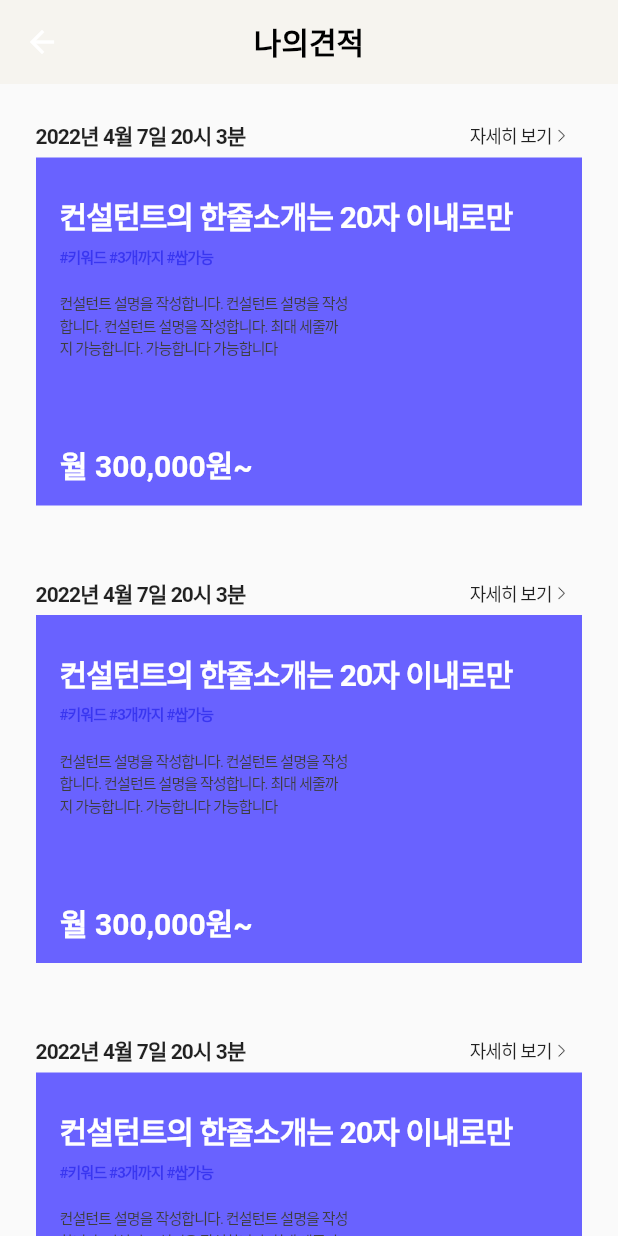
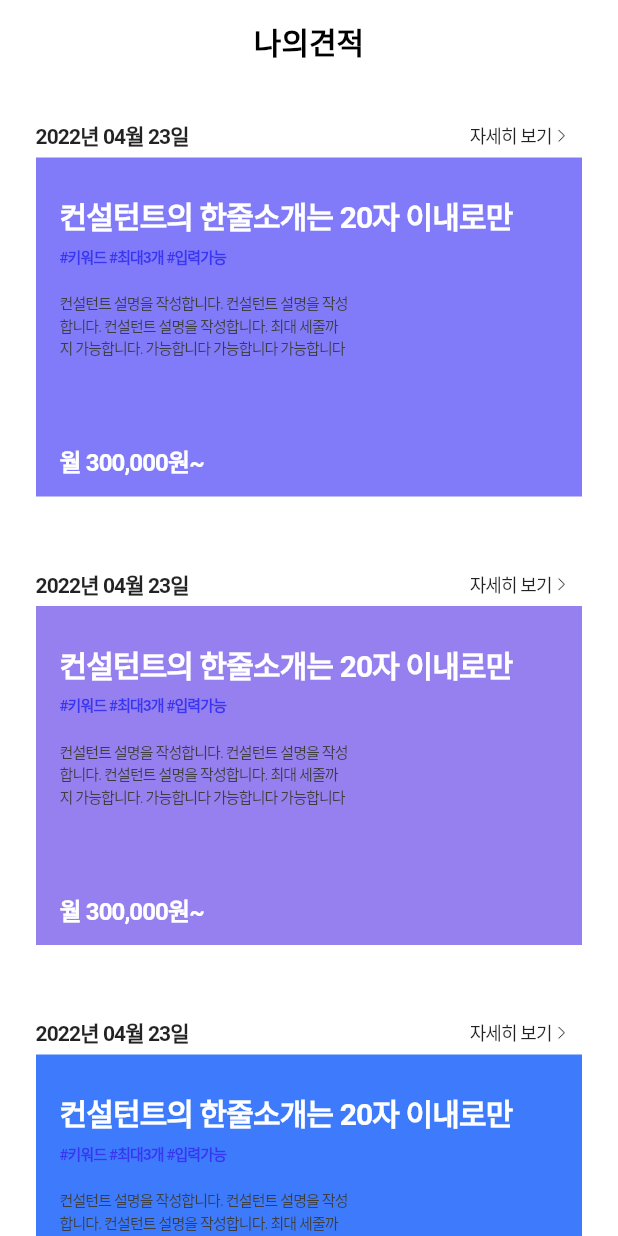
Before and after one commit to sayole/JobDoc, a Flutter app: the proposal_list screen opened directly, on a phone screen of 412 x 824 dp. Run offline on Flutter 3.47's test engine with Material 2 defaults, Android fonts, the light colour scheme and no system bars; our stand-ins replace firebase_auth, firebase_core, google_sign_in; accounts and stored records are empty; Roboto replaces fonts that are missing (Pretendard).

Commit message:
for tutor

```diff
--- a/lib/main.dart
+++ b/lib/main.dart
@@ -2,6 +2,7 @@ import 'package:firebase_core/firebase_core.dart';
 import 'package:flutter/material.dart';
 import 'package:job_doc/pages/main_home.dart';
 import 'package:job_doc/pages/proposal/consultant_detail.dart';
+import 'package:job_doc/pages/proposal/proposal_list.dart';
 import 'package:job_doc/palette.dart';
 import 'package:job_doc/services/auth_service.dart';
 import 'package:provider/provider.dart';
@@ -31,8 +32,9 @@ class MyApp extends StatelessWidget {
         appBarTheme: const AppBarTheme(backgroundColor: Palette.background),
         fontFamily: 'Pretendard',
         primaryColor: Palette.background,
+        scaffoldBackgroundColor: Colors.white,
       ),
-      home: contact_info(),
+      home: proposal_list(),
     );
   }
 }
--- a/lib/pages/proposal/consultant_detail.dart
+++ b/lib/pages/proposal/consultant_detail.dart
@@ -82,6 +82,30 @@ class consultant_detail extends StatelessWidget {
                       letterSpacing: -0.6,
                     ),
                   ),
+                  SizedBox(height: 12),
+                  Container(
+                    height: 30,
+                    child: ListView.builder(
+                      // physics: NeverScrollableScrollPhysics(),
+                      shrinkWrap: true,
+                      scrollDirection: Axis.horizontal,
+                      itemCount: 5,
+                      itemBuilder: (BuildContext context, int index) {
+                        return Padding(
+                          padding: const EdgeInsets.only(
+                            right: 8,
+                          ),
+                          child: ClipOval(
+                            child: Container(
+                              height: 30,
+                              width: 30,
+                              color: Colors.red,
+                            ),
+                          ),
+                        );
+                      },
+                    ),
+                  ),
                   // 여기에 이미지를 넣어야함.
                   SizedBox(height: 40),
                   Text(
@@ -136,6 +160,7 @@ class consultant_detail extends StatelessWidget {
                     style: TextStyle(
                       fontSize: 10,
                       letterSpacing: -0.6,
+                      color: Color(0xFFF3D3D3D),
                     ),
                   ),
                   SizedBox(height: 16),
@@ -224,6 +249,10 @@ class consultant_detail extends StatelessWidget {
             bottom: MediaQuery.of(context).size.height * 0.05,
             left: 0,
             right: 0,
+            child: Container(
+              decoration: BoxDecoration(
+                color: Colors.white,
+              ),
               child: Padding(
                 padding: const EdgeInsets.all(24.0),
                 child: Container(
@@ -246,6 +275,7 @@ class consultant_detail extends StatelessWidget {
                 ),
               ),
             ),
+          ),
         ],
       ),
     );
--- a/lib/pages/proposal/contact_info.dart
+++ b/lib/pages/proposal/contact_info.dart
@@ -8,6 +8,7 @@ class contact_info extends StatelessWidget {
     return Scaffold(
       appBar: AppBar(
         centerTitle: true,
+        backgroundColor: Colors.white,
         title: Text(
           "컨설턴트 닉네임",
           style: TextStyle(
--- a/lib/pages/proposal/proposal_list.dart
+++ b/lib/pages/proposal/proposal_list.dart
@@ -1,10 +1,60 @@
 import 'package:flutter/material.dart';
 
 class proposal_list extends StatelessWidget {
-  const proposal_list({Key? key}) : super(key: key);
+  proposal_list({Key? key}) : super(key: key);
+
+  List card_colors = [
+    0xFFF817BFA,
+    0xFFF9680EF,
+    0xFFF3D7BFC,
+    0xFFF63BEBE,
+    0xFFF71A5DE,
+    0xFFF71A5DE,
+    0xFFFB967E0,
+    0xFFF89A4E1,
+    0xFFF37ABEC,
+    0xFFFD790D4,
+    0xFFF246DB0,
+  ];
+
+  List card_list = [
+    {
+      "card_date": "2022년 04월 23일",
+      "card_title": "컨설턴트의 한줄소개는 20자 이내로만",
+      "card_tag": "#키워드 #최대3개 #입력가능",
+      "card_text":
+          "컨설턴트 설명을 작성합니다. 컨설턴트 설명을 작성합니다. 컨설턴트 설명을 작성합니다. 최대 세줄까지 가능합니다. 가능합니다 가능합니다 가능합니다",
+      "card_amount": "월 300,000원~"
+    },
+    {
+      "card_date": "2022년 04월 23일",
+      "card_title": "컨설턴트의 한줄소개는 20자 이내로만",
+      "card_tag": "#키워드 #최대3개 #입력가능",
+      "card_text":
+          "컨설턴트 설명을 작성합니다. 컨설턴트 설명을 작성합니다. 컨설턴트 설명을 작성합니다. 최대 세줄까지 가능합니다. 가능합니다 가능합니다 가능합니다",
+      "card_amount": "월 300,000원~",
+    },
+    {
+      "card_date": "2022년 04월 23일",
+      "card_title": "컨설턴트의 한줄소개는 20자 이내로만",
+      "card_tag": "#키워드 #최대3개 #입력가능",
+      "card_text":
+          "컨설턴트 설명을 작성합니다. 컨설턴트 설명을 작성합니다. 컨설턴트 설명을 작성합니다. 최대 세줄까지 가능합니다. 가능합니다 가능합니다 가능합니다",
+      "card_amount": "월 300,000원~",
+    },
+    {
+      "card_date": "2022년 04월 23일",
+      "card_title": "컨설턴트의 한줄소개는 20자 이내로만",
+      "card_tag": "#키워드 #최대3개 #입력가능",
+      "card_text":
+          "컨설턴트 설명을 작성합니다. 컨설턴트 설명을 작성합니다. 컨설턴트 설명을 작성합니다. 최대 세줄까지 가능합니다. 가능합니다 가능합니다 가능합니다",
+      "card_amount": "월 300,000원~",
+    },
+  ];
 
   @override
   Widget build(BuildContext context) {
+    print(card_list[0]);
     return Scaffold(
       appBar: AppBar(
         centerTitle: true,
@@ -18,9 +68,19 @@ class proposal_list extends StatelessWidget {
         elevation: 0,
       ),
       body: ListView.builder(
-        itemCount: 3,
+        itemCount: card_list.length,
         itemBuilder: (BuildContext context, int index) {
-          return proposal_card();
+          return proposal_card(
+            card_list[index]["card_date"],
+            card_list[index]["card_title"],
+            card_list[index]["card_tag"],
+            card_list[index]["card_text"],
+            card_list[index]["card_amount"],
+            card_colors[index],
+          );
+          // Container(
+          //   child: Text(card_list[index]["card_date"]),
+          // );
         },
       ),
     );
@@ -28,9 +88,15 @@ class proposal_list extends StatelessWidget {
 }
 
 class proposal_card extends StatelessWidget {
-  const proposal_card({
-    Key? key,
-  }) : super(key: key);
+  late String card_date;
+  late String card_title;
+  late String card_tag;
+  late String card_text;
+  late String card_amount;
+  late int card_colors;
+
+  proposal_card(this.card_date, this.card_title, this.card_tag, this.card_text,
+      this.card_amount, this.card_colors);
 
   @override
   Widget build(BuildContext context) {
@@ -42,7 +108,7 @@ class proposal_card extends StatelessWidget {
             mainAxisAlignment: MainAxisAlignment.spaceBetween,
             children: [
               Text(
-                "2022년 4월 7일 20시 3분",
+                card_date,
                 style: TextStyle(
                   fontWeight: FontWeight.w700,
                   letterSpacing: -0.6,
@@ -72,7 +138,7 @@ class proposal_card extends StatelessWidget {
           Container(
             width: double.infinity,
             decoration: BoxDecoration(
-              color: Color(0xFFF6962FF),
+              color: Color(card_colors),
             ),
             child: Padding(
               padding: const EdgeInsets.only(
@@ -81,7 +147,7 @@ class proposal_card extends StatelessWidget {
                 crossAxisAlignment: CrossAxisAlignment.start,
                 children: [
                   Text(
-                    "컨설턴트의 한줄소개는 20자 이내로만",
+                    card_title,
                     style: TextStyle(
                       color: Colors.white,
                       fontSize: 20,
@@ -91,7 +157,7 @@ class proposal_card extends StatelessWidget {
                   ),
                   SizedBox(height: 4),
                   Text(
-                    "#키워드 #3개까지 #쌉가능",
+                    card_tag,
                     style: TextStyle(
                         color: Color(0xFFF3936F1),
                         fontSize: 10,
@@ -104,7 +170,7 @@ class proposal_card extends StatelessWidget {
                   Container(
                     width: 192,
                     child: Text(
-                      "컨설턴트 설명을 작성합니다. 컨설턴트 설명을 작성합니다. 컨설턴트 설명을 작성합니다. 최대 세줄까지 가능합니다. 가능합니다 가능합니다",
+                      card_text,
                       style: TextStyle(
                         color: Color(0xFFF3D3D3D),
                         fontWeight: FontWeight.w400,
@@ -115,11 +181,12 @@ class proposal_card extends StatelessWidget {
                   ),
                   SizedBox(height: 56),
                   Text(
-                    "월 300,000원~",
+                    card_amount,
                     style: TextStyle(
-                      fontSize: 20,
+                      fontSize: 16,
+                      letterSpacing: -0.6,
                       color: Colors.white,
-                      fontWeight: FontWeight.bold,
+                      fontWeight: FontWeight.w600,
                     ),
                   )
                 ],
--- a/lib/palette.dart
+++ b/lib/palette.dart
@@ -2,7 +2,7 @@ import 'package:flutter/material.dart';
 
 class Palette {
   static const Color blue = Color(0xFF4844F6);
-  static const Color background = Color(0xFFF6F4EF);
+  static const Color background = Color(0xFFFFFFFF);
   static const Color unselected = Color(0xFFF3F3F3);
   static const Color greyscale = Color(0xFFE1E1E1);
 }
```
Lines whose indentation alone changed are shown as unchanged.
